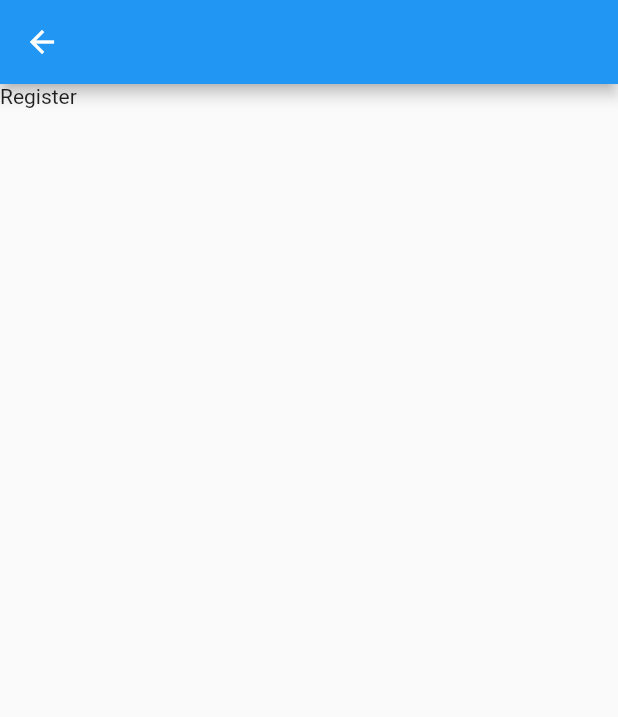
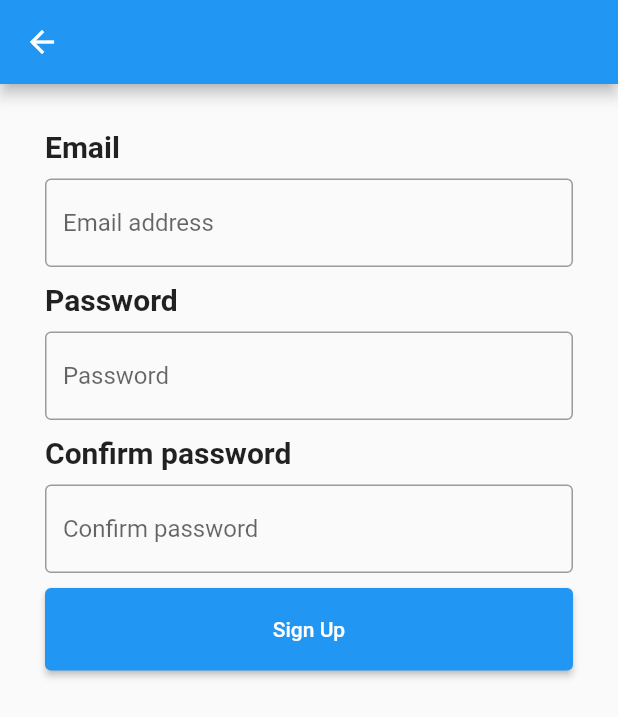
Before and after one commit to Punny2001/SeniorProject, a Flutter app: the screen it shows after launch, after a tap on "Sign Up", on a phone screen of 412 x 824 dp. Shown: the top 717 px of the screen. Run offline on Flutter 3.47's test engine with Material 2 defaults, Android fonts, the light colour scheme and no system bars; our stand-ins replace firebase_auth, firebase_core; accounts and stored records are empty.

Commit message:
Updated 21/5/2022
Updated features
- Registration Page
*** Have some unfinished conditions ***

```diff
--- a/seniorapp/lib/auth-component/login.dart
+++ b/seniorapp/lib/auth-component/login.dart
@@ -29,13 +29,12 @@ class _LoginState extends State<Login> {
       if (_emailController.text.isNotEmpty &
           _passwordController.text.isNotEmpty) {
         await FirebaseAuth.instance.signInWithEmailAndPassword(
-          email: _emailController.text,
-          password: _passwordController.text,
+          email: _emailController.text.trim(),
+          password: _passwordController.text.trim(),
         );
-        Navigator.of(context).push(
-          MaterialPageRoute(builder: (context) {
-            return HomePage();
-          }),
+        Navigator.of(context).pushAndRemoveUntil(
+          MaterialPageRoute(builder: (context) => HomePage()),
+          (Route<dynamic> route) => false,
         );
       } else if (_emailController.text.isNotEmpty &
           _passwordController.text.isEmpty) {
@@ -92,6 +91,8 @@ class _LoginState extends State<Login> {
         margin: EdgeInsets.all(30),
         width: w,
         height: h,
+        child: SingleChildScrollView(
+          physics: BouncingScrollPhysics(),
           child: Column(
             children: [
               Container(
@@ -114,7 +115,10 @@ class _LoginState extends State<Login> {
                 child: TextField(
                   controller: _emailController,
                   decoration: InputDecoration(
-                    border: OutlineInputBorder(), hintText: 'Email'),
+                    border: OutlineInputBorder(),
+                    hintText: 'Email',
+                    prefixIcon: Icon(Icons.email),
+                  ),
                 ),
               ),
               SizedBox(
@@ -124,7 +128,10 @@ class _LoginState extends State<Login> {
                 child: TextField(
                   controller: _passwordController,
                   decoration: InputDecoration(
-                    border: OutlineInputBorder(), hintText: 'Password'),
+                    border: OutlineInputBorder(),
+                    hintText: 'Password',
+                    prefixIcon: Icon(Icons.lock),
+                  ),
                 ),
               ),
               SizedBox(
@@ -164,6 +171,7 @@ class _LoginState extends State<Login> {
             ],
           ),
         ),
+      ),
     );
   }
 }
--- a/seniorapp/lib/auth-component/register.dart
+++ b/seniorapp/lib/auth-component/register.dart
@@ -1,4 +1,6 @@
 import 'package:flutter/material.dart';
+import 'package:firebase_auth/firebase_auth.dart';
+import 'package:seniorapp/auth-component/login.dart';
 
 class Register extends StatefulWidget {
   @override
@@ -6,11 +8,167 @@ class Register extends StatefulWidget {
 }
 
 class _RegisterState extends State<Register> {
+  final _emailController = TextEditingController();
+  final _passwordController = TextEditingController();
+  final _confirmPasswordController = TextEditingController();
+
   @override
   Widget build(BuildContext context) {
+    final w = MediaQuery.of(context).size.width;
+    final h = MediaQuery.of(context).size.height;
+
     return Scaffold(
       appBar: AppBar(),
-      body: Text('Register'),
+      body: Container(
+        margin: EdgeInsets.all(30),
+        width: w,
+        height: h,
+        child: SingleChildScrollView(
+          physics: BouncingScrollPhysics(),
+          child: Column(
+            crossAxisAlignment: CrossAxisAlignment.start,
+            children: [
+              /// Email registeration
+              Text(
+                'Email',
+                style: textCustom(),
+              ),
+              Padding(
+                padding: EdgeInsets.only(bottom: 10),
+              ),
+              TextField(
+                controller: _emailController,
+                decoration: InputDecoration(
+                  border: OutlineInputBorder(),
+                  hintText: 'Email address',
+                ),
+              ),
+              Padding(
+                padding: EdgeInsets.only(bottom: 10),
+              ),
+
+              /// Password  registeration
+              Text(
+                'Password',
+                style: textCustom(),
+              ),
+              Padding(
+                padding: EdgeInsets.only(bottom: 10),
+              ),
+              TextField(
+                controller: _passwordController,
+                decoration: InputDecoration(
+                  border: OutlineInputBorder(),
+                  hintText: 'Password',
+                ),
+              ),
+              Padding(
+                padding: EdgeInsets.only(bottom: 10),
+              ),
+
+              /// Confirm registeration
+              Text(
+                'Confirm password',
+                style: textCustom(),
+              ),
+              Padding(
+                padding: EdgeInsets.only(bottom: 10),
+              ),
+              TextField(
+                controller: _confirmPasswordController,
+                decoration: InputDecoration(
+                  border: OutlineInputBorder(),
+                  hintText: 'Confirm password',
+                ),
+              ),
+              Padding(
+                padding: EdgeInsets.only(bottom: 10),
+              ),
+              ElevatedButton(
+                onPressed: () => signup(),
+                child: Text("Sign Up"),
+                style: ElevatedButton.styleFrom(
+                  minimumSize: Size(w / 1.1, h / 15),
+                ),
+              ),
+            ],
+          ),
+        ),
+      ),
     );
   }
+
+  TextStyle textCustom() {
+    return TextStyle(fontSize: 20, fontWeight: FontWeight.bold);
+  }
+
+  bool passwordConfirm() {
+    if (_passwordController.text.trim() ==
+        _confirmPasswordController.text.trim())
+      return true;
+    else
+      return false;
+  }
+
+  Future signup() async {
+    try {
+      if (_emailController.text.isNotEmpty &
+          _passwordController.text.isNotEmpty &
+          _confirmPasswordController.text.isNotEmpty) {
+        if (passwordConfirm()) {
+          await FirebaseAuth.instance.createUserWithEmailAndPassword(
+            email: _emailController.text.trim(),
+            password: _passwordController.text.trim(),
+          );
+          Navigator.of(context).pushAndRemoveUntil(
+            MaterialPageRoute(builder: (context) => Login()),
+            (Route<dynamic> route) => false,
+          );
+        } else
+          ScaffoldMessenger.of(context).showSnackBar(passwordNotEqual);
+      } else
+        ScaffoldMessenger.of(context).showSnackBar(completeSnackBar);
+    } on FirebaseAuthException catch (error) {
+      if (error.code == 'weak-password') {
+        print('The password is too weak');
+        showDialog(
+          context: context,
+          builder: (BuildContext context) => AlertDialog(
+            title: Text('Registration failed!'),
+            content: Text('Your inserted password is weak. Please refill it.'),
+            actions: [
+              TextButton(
+                  onPressed: () => Navigator.of(context).pop(),
+                  child: Text('OK'))
+            ],
+          ),
+        );
+      } else if (error.code == 'email-already-in-use') {
+        print('Email is already exist');
+        showDialog(
+          context: context,
+          builder: (BuildContext context) => AlertDialog(
+            title: Text('Registration failed!'),
+            content: Text(
+                'The account that used this email is already exist. Plase change your email'),
+            actions: [
+              TextButton(
+                  onPressed: () => Navigator.of(context).pop(),
+                  child: Text('OK'))
+            ],
+          ),
+        );
+      }
+    } catch (error) {
+      print(error);
+    }
+  }
+
+  var completeSnackBar = const SnackBar(
+    content: Text('Please fill in the information completely.'),
+  );
+
+  var passwordNotEqual = const SnackBar(
+    content: Text('The password is not match with the confirm password.'),
+  );
 }
--- a/seniorapp/lib/component/home.dart
+++ b/seniorapp/lib/component/home.dart
@@ -4,7 +4,7 @@ class HomePage extends StatelessWidget {
   @override
   Widget build(BuildContext context) {
     return Container(
-      child: Text('I Kuy'),
+      child: Text('Hello'),
     );
   }
 }
```
Lines whose indentation alone changed are shown as unchanged.
